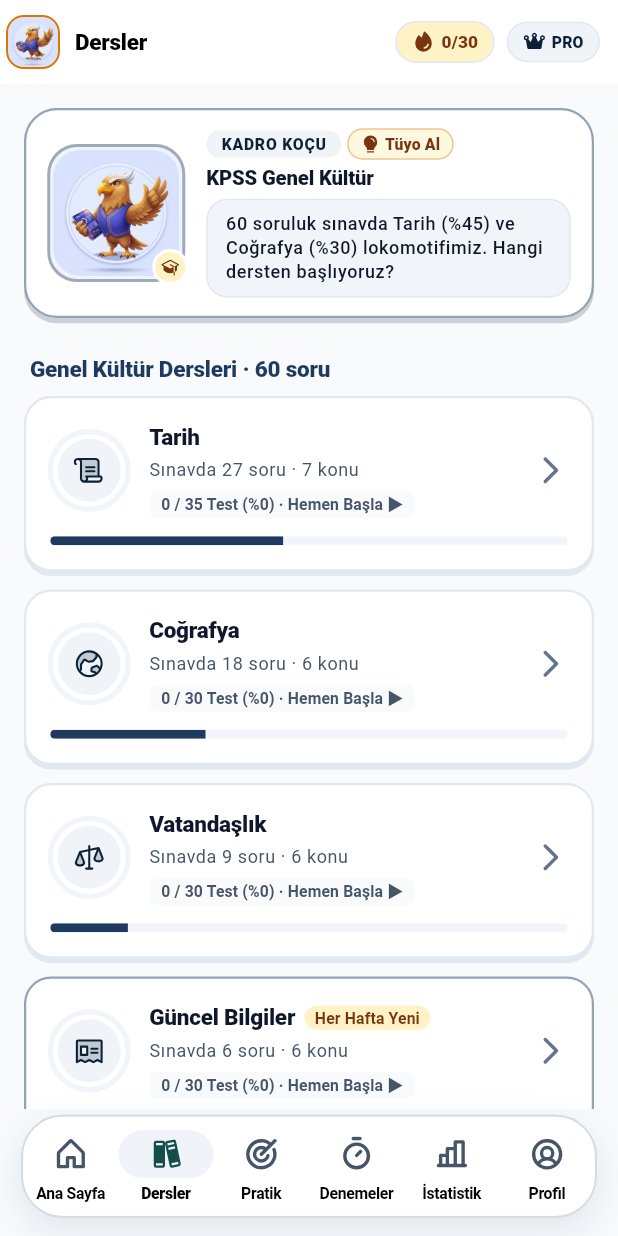
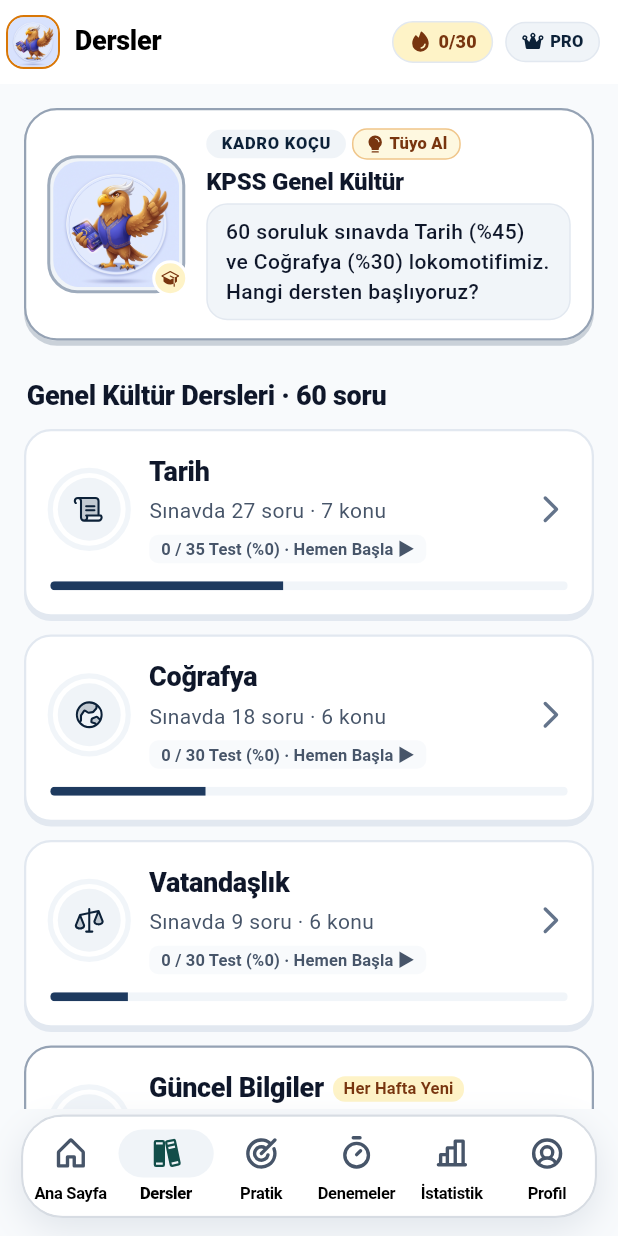
Before and after one commit to omerfarukpehlivan/kadro, a Flutter app: the screen it shows after launch, item 2 of the bottom bar chosen, on a phone screen of 412 x 824 dp. Run offline on Flutter 3.47's test engine with Material 3 defaults, Android fonts, the phone set to English and light mode, and no system bars; drawn by our look-alikes of flutter_animate; our stand-ins replace fl_chart, flex_color_scheme, flutter_local_notifications, flutter_riverpod, go_router, google_fonts and 5 more; missing offline and left inert: purchases_flutter; accounts and stored records are empty.

Commit message:
refactor(ui-ux): apply ui-ux-pro-max Base 16px mobile typography scale and 3-tier padding hierarchy (TASK-73)

```diff
--- a/lib/app/theme.dart
+++ b/lib/app/theme.dart
@@ -71,70 +71,70 @@ class AppTheme {
               letterSpacing: -0.35,
             ),
             headlineLarge: base.headlineLarge?.copyWith(
-              fontSize: 22,
+              fontSize: 24,
               fontWeight: FontWeight.w800,
               height: 1.20,
               letterSpacing: -0.3,
             ),
             headlineMedium: base.headlineMedium?.copyWith(
+              fontSize: 22,
+              fontWeight: FontWeight.w800,
+              height: 1.25,
+              letterSpacing: -0.25,
+            ),
+            headlineSmall: base.headlineSmall?.copyWith(
               fontSize: 20,
               fontWeight: FontWeight.w800,
               height: 1.25,
               letterSpacing: -0.25,
             ),
-            headlineSmall: base.headlineSmall?.copyWith(
+            titleLarge: base.titleLarge?.copyWith(
               fontSize: 18,
               fontWeight: FontWeight.w700,
               height: 1.25,
               letterSpacing: -0.2,
             ),
-            titleLarge: base.titleLarge?.copyWith(
-              fontSize: 16.5,
-              fontWeight: FontWeight.w700,
-              height: 1.30,
-              letterSpacing: -0.2,
-            ),
             titleMedium: base.titleMedium?.copyWith(
-              fontSize: 15,
+              fontSize: 16,
               fontWeight: FontWeight.w700,
               height: 1.30,
               letterSpacing: -0.15,
             ),
             titleSmall: base.titleSmall?.copyWith(
-              fontSize: 13.5,
+              fontSize: 15,
               fontWeight: FontWeight.w700,
               height: 1.30,
               letterSpacing: -0.1,
             ),
             bodyLarge: base.bodyLarge?.copyWith(
-              fontSize: 15,
+              fontSize: 16,
               fontWeight: FontWeight.w500,
-              height: 1.45,
+              height: 1.50,
             ),
             bodyMedium: base.bodyMedium?.copyWith(
-              fontSize: 13.5,
+              fontSize: 14,
               fontWeight: FontWeight.w400,
-              height: 1.40,
+              height: 1.45,
             ),
             bodySmall: base.bodySmall?.copyWith(
               fontSize: 12,
-              fontWeight: FontWeight.w400,
+              fontWeight: FontWeight.w500,
               height: 1.35,
             ),
             labelLarge: base.labelLarge?.copyWith(
-              fontSize: 13,
+              fontSize: 14,
               fontWeight: FontWeight.w700,
               height: 1.20,
               letterSpacing: 0.1,
             ),
             labelMedium: base.labelMedium?.copyWith(
-              fontSize: 11.5,
+              fontSize: 12,
               fontWeight: FontWeight.w700,
               height: 1.20,
               letterSpacing: 0.1,
             ),
             labelSmall: base.labelSmall?.copyWith(
-              fontSize: 10.5,
+              fontSize: 11,
               fontWeight: FontWeight.w700,
               height: 1.15,
               letterSpacing: 0.1,
@@ -149,39 +149,39 @@ class AppTheme {
     final bodyTheme = GoogleFonts.interTextTheme(base).copyWith(
       bodyLarge: GoogleFonts.inter(
         textStyle: base.bodyLarge,
-        fontSize: 15,
+        fontSize: 16,
         fontWeight: FontWeight.w500,
-        height: 1.45,
+        height: 1.50,
       ),
       bodyMedium: GoogleFonts.inter(
         textStyle: base.bodyMedium,
-        fontSize: 13.5,
+        fontSize: 14,
         fontWeight: FontWeight.w400,
-        height: 1.40,
+        height: 1.45,
       ),
       bodySmall: GoogleFonts.inter(
         textStyle: base.bodySmall,
         fontSize: 12,
-        fontWeight: FontWeight.w400,
+        fontWeight: FontWeight.w500,
         height: 1.35,
       ),
       labelLarge: GoogleFonts.inter(
         textStyle: base.labelLarge,
-        fontSize: 13,
+        fontSize: 14,
         fontWeight: FontWeight.w700,
         height: 1.20,
         letterSpacing: 0.1,
       ),
       labelMedium: GoogleFonts.inter(
         textStyle: base.labelMedium,
-        fontSize: 11.5,
+        fontSize: 12,
         fontWeight: FontWeight.w700,
         height: 1.20,
         letterSpacing: 0.1,
       ),
       labelSmall: GoogleFonts.inter(
         textStyle: base.labelSmall,
-        fontSize: 10.5,
+        fontSize: 11,
         fontWeight: FontWeight.w700,
         height: 1.15,
         letterSpacing: 0.1,
@@ -212,42 +212,42 @@ class AppTheme {
       ),
       headlineLarge: GoogleFonts.plusJakartaSans(
         textStyle: bodyTheme.headlineLarge,
-        fontSize: 22,
+        fontSize: 24,
         fontWeight: FontWeight.w800,
         height: 1.20,
         letterSpacing: -0.3,
       ),
       headlineMedium: GoogleFonts.plusJakartaSans(
         textStyle: bodyTheme.headlineMedium,
-        fontSize: 20,
+        fontSize: 22,
         fontWeight: FontWeight.w800,
         height: 1.25,
         letterSpacing: -0.25,
       ),
       headlineSmall: GoogleFonts.plusJakartaSans(
         textStyle: bodyTheme.headlineSmall,
+        fontSize: 20,
+        fontWeight: FontWeight.w800,
+        height: 1.25,
+        letterSpacing: -0.25,
+      ),
+      titleLarge: GoogleFonts.plusJakartaSans(
+        textStyle: bodyTheme.titleLarge,
         fontSize: 18,
         fontWeight: FontWeight.w700,
         height: 1.25,
         letterSpacing: -0.2,
       ),
-      titleLarge: GoogleFonts.plusJakartaSans(
-        textStyle: bodyTheme.titleLarge,
-        fontSize: 16.5,
-        fontWeight: FontWeight.w700,
-        height: 1.30,
-        letterSpacing: -0.2,
-      ),
       titleMedium: GoogleFonts.plusJakartaSans(
         textStyle: bodyTheme.titleMedium,
-        fontSize: 15,
+        fontSize: 16,
         fontWeight: FontWeight.w700,
         height: 1.30,
         letterSpacing: -0.15,
       ),
       titleSmall: GoogleFonts.plusJakartaSans(
         textStyle: bodyTheme.titleSmall,
-        fontSize: 13.5,
+        fontSize: 15,
         fontWeight: FontWeight.w700,
         height: 1.30,
         letterSpacing: -0.1,
--- a/lib/app/widgets/app_top_bar.dart
+++ b/lib/app/widgets/app_top_bar.dart
@@ -64,9 +64,8 @@ class AppTopBar extends ConsumerWidget implements PreferredSizeWidget {
               title,
               maxLines: 1,
               overflow: TextOverflow.ellipsis,
-              style: textTheme.titleMedium?.copyWith(
-                fontWeight: FontWeight.w800,
-              ),
+              style: (isCompact ? textTheme.titleMedium : textTheme.titleLarge)
+                  ?.copyWith(fontWeight: FontWeight.w800),
             ),
           ),
         ],
--- a/lib/features/exams/presentation/exams_screen.dart
+++ b/lib/features/exams/presentation/exams_screen.dart
@@ -445,7 +445,7 @@ class _ExamPackCard extends ConsumerWidget {
           const SizedBox(height: 10),
           Text(
             description,
-            style: theme.textTheme.bodySmall?.copyWith(
+            style: theme.textTheme.bodyMedium?.copyWith(
               color: colorScheme.onSurfaceVariant,
             ),
           ),
--- a/lib/features/lessons/presentation/lessons_screen.dart
+++ b/lib/features/lessons/presentation/lessons_screen.dart
@@ -109,7 +109,7 @@ class _LessonCard extends ConsumerWidget {
                         children: [
                           Text(
                             lesson.name,
-                            style: theme.textTheme.titleMedium?.copyWith(
+                            style: theme.textTheme.titleLarge?.copyWith(
                               color: colorScheme.onSurface,
                               fontWeight: FontWeight.w800,
                             ),
@@ -139,7 +139,7 @@ class _LessonCard extends ConsumerWidget {
                       const SizedBox(height: 4),
                       Text(
                         'Sınavda ${lesson.questionCount} soru · ${lesson.topics.length} konu',
-                        style: theme.textTheme.bodySmall?.copyWith(
+                        style: theme.textTheme.bodyMedium?.copyWith(
                           color: colorScheme.onSurfaceVariant,
                         ),
                       ),
--- a/lib/features/lessons/presentation/topic_tests_screen.dart
+++ b/lib/features/lessons/presentation/topic_tests_screen.dart
@@ -286,8 +286,8 @@ class _TopicTestsScreenState extends ConsumerState<TopicTestsScreen> {
             // Orta Alan: Seviye Başlığı
             Text(
               tier.cleanTitle,
-              style: textTheme.titleSmall?.copyWith(
-                fontWeight: FontWeight.bold,
+              style: textTheme.titleMedium?.copyWith(
+                fontWeight: FontWeight.w800,
               ),
             ),
             const SizedBox(height: 4),
@@ -302,7 +302,7 @@ class _TopicTestsScreenState extends ConsumerState<TopicTestsScreen> {
             // Motive edici mini açıklama
             Text(
               tier.description,
-              style: textTheme.bodySmall?.copyWith(
+              style: textTheme.bodyMedium?.copyWith(
                 color: colorScheme.onSurfaceVariant.withAlpha(200),
                 fontStyle: FontStyle.italic,
               ),
--- a/lib/features/practice/presentation/practice_hub_screen.dart
+++ b/lib/features/practice/presentation/practice_hub_screen.dart
@@ -247,7 +247,7 @@ class _PracticeTile extends StatelessWidget {
 
     return TactileCard(
       onTap: onTap,
-      padding: EdgeInsets.all(isCompact ? 10 : 14),
+      padding: EdgeInsets.all(isCompact ? 12 : 14),
       backgroundColor: colorScheme.surface,
       borderColor: accentColor.withAlpha(110),
       child: Column(
@@ -300,9 +300,7 @@ class _PracticeTile extends StatelessWidget {
               SizedBox(height: isCompact ? 8 : 12),
               Text(
                 title,
-                style:
-                    (isCompact ? textTheme.titleSmall : textTheme.titleMedium)
-                        ?.copyWith(
+                style: textTheme.titleSmall?.copyWith(
                   color: colorScheme.onSurface,
                   fontWeight: FontWeight.w800,
                 ),
@@ -403,11 +401,7 @@ class _DistractorHuntSpecialCard extends StatelessWidget {
                   children: [
                     Text(
                       'ÖSYM Çeldirici Avı',
-                      style:
-                          (isCompact
-                                  ? theme.textTheme.titleSmall
-                                  : theme.textTheme.titleMedium)
-                              ?.copyWith(
+                      style: theme.textTheme.titleMedium?.copyWith(
                         fontWeight: FontWeight.w800,
                         color: colorScheme.onSurface,
                       ),
@@ -434,7 +428,7 @@ class _DistractorHuntSpecialCard extends StatelessWidget {
                 const SizedBox(height: 4),
                 Text(
                   'Adayların en çok düştüğü çeldirici tuzaklı sorularla netlerini garantiye al.',
-                  style: theme.textTheme.bodySmall?.copyWith(
+                  style: theme.textTheme.bodyMedium?.copyWith(
                     color: colorScheme.onSurfaceVariant,
                     fontWeight: FontWeight.w500,
                   ),
--- a/lib/shared/widgets/mascot_coach_banner.dart
+++ b/lib/shared/widgets/mascot_coach_banner.dart
@@ -301,8 +301,8 @@ class _MascotCoachBannerState extends State<MascotCoachBanner> {
           },
           child: Padding(
             padding: EdgeInsets.symmetric(
-              horizontal: isCompact ? 10 : 14,
-              vertical: isCompact ? 8 : 12,
+              horizontal: isCompact ? 12 : 14,
+              vertical: isCompact ? 10 : 12,
             ),
             child: Row(
               crossAxisAlignment: CrossAxisAlignment.center,
@@ -446,7 +446,7 @@ class _MascotCoachBannerState extends State<MascotCoachBanner> {
                       // Başlık (Kompakt ve 2 satıra kadar zarif geçiş - TASK-71)
                       Text(
                         widget.title,
-                        style: textTheme.titleSmall?.copyWith(
+                        style: textTheme.titleMedium?.copyWith(
                           color: colorScheme.onSurface,
                           fontWeight: FontWeight.w800,
                         ),
@@ -476,12 +476,12 @@ class _MascotCoachBannerState extends State<MascotCoachBanner> {
                         ),
                         child: Text(
                           displayedMessage,
-                          style: textTheme.bodySmall?.copyWith(
+                          style: textTheme.bodyMedium?.copyWith(
                             color: colorScheme.onSurface,
                             fontWeight: _tipIndex == -1
                                 ? FontWeight.w500
                                 : FontWeight.w600,
-                            height: 1.3,
+                            height: 1.4,
                           ),
                           maxLines: 3,
                           overflow: TextOverflow.ellipsis,
--- a/lib/shared/widgets/section_title.dart
+++ b/lib/shared/widgets/section_title.dart
@@ -15,11 +15,11 @@ class SectionTitle extends StatelessWidget {
     final textTheme = Theme.of(context).textTheme;
 
     return Padding(
-      padding: const EdgeInsets.fromLTRB(4, 8, 4, 8),
+      padding: const EdgeInsets.fromLTRB(2, 10, 2, 10),
       child: Text(
         text,
-        style: textTheme.titleMedium?.copyWith(
-          color: colorScheme.primary,
+        style: textTheme.titleLarge?.copyWith(
+          color: colorScheme.onSurface,
           fontWeight: FontWeight.w800,
         ),
       ),
```
Also changed, not shown: 4 other files. Lines whose indentation alone changed are shown as unchanged.
